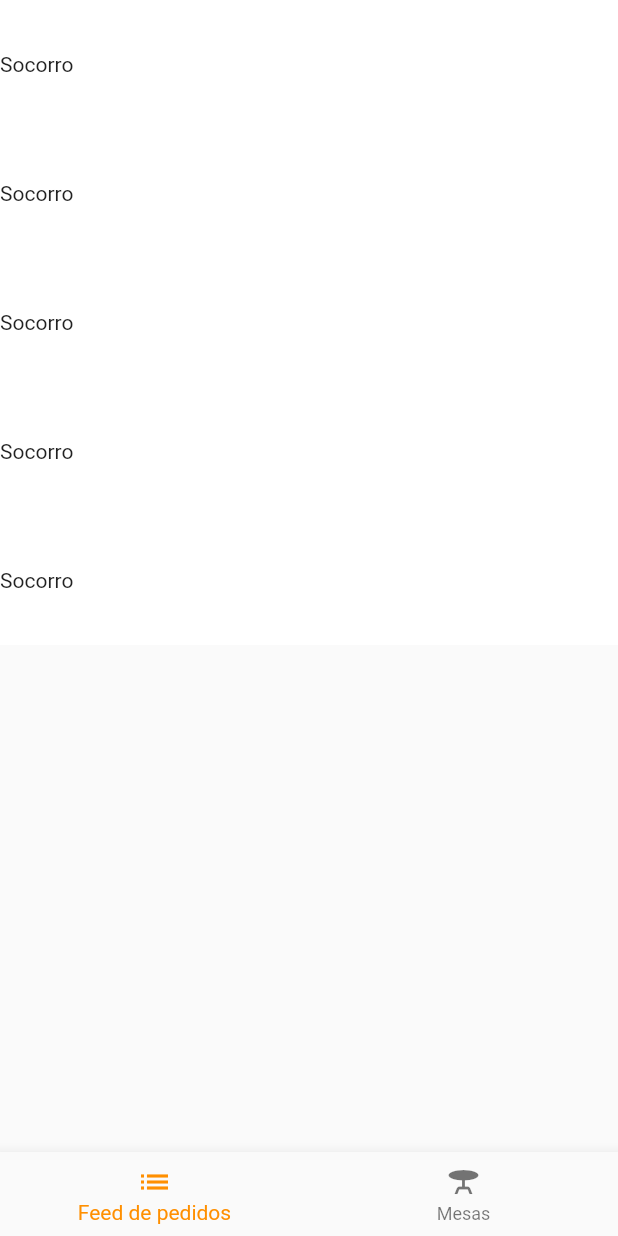
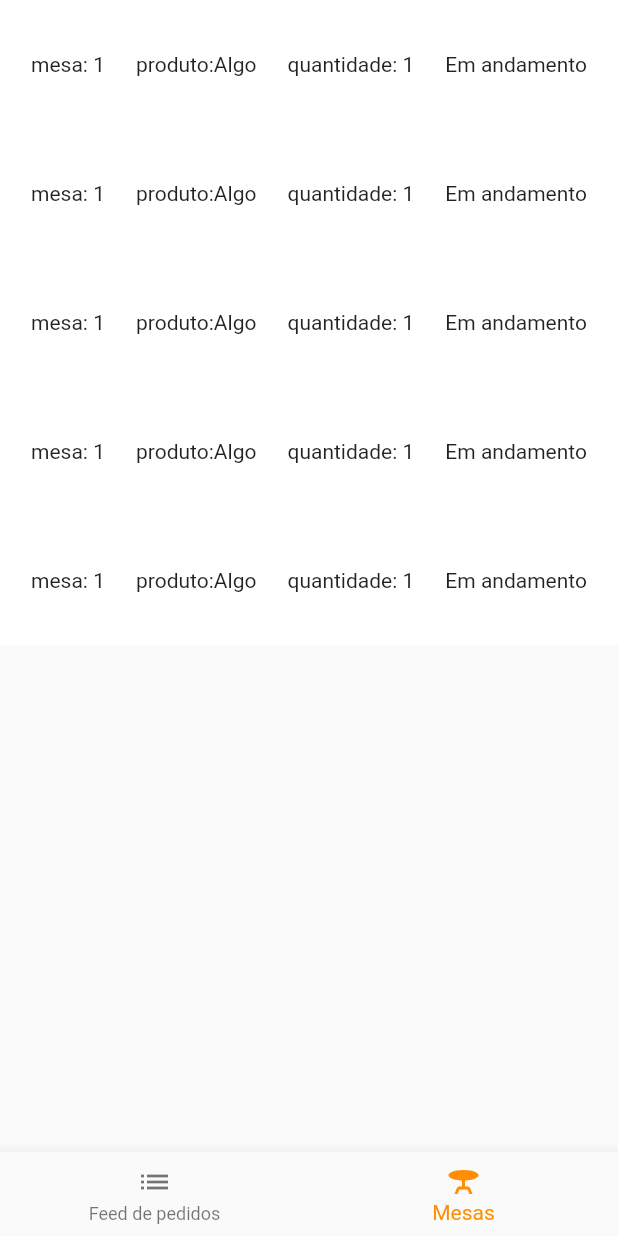
Before and after one commit to DaniloVFreire/gp-projeto-restaurante-frontend, a Flutter app: the OrdersFeed screen opened by its route, on a phone screen of 412 x 824 dp. Run offline on Flutter 3.47's test engine with Material 2 defaults, Android fonts, the phone set to English and light mode, and no system bars; our stand-ins replace dio, go_router, qr_flutter; missing offline and left inert: qr_code_scanner.

```diff
--- a/lib/features/shared/presentation/pages/login.dart
+++ b/lib/features/shared/presentation/pages/login.dart
@@ -88,7 +88,7 @@ class _LoginState extends State<Login> {
                       loginRemoteDataSource.getUser(
                           loginData: LoginData(
                               email: email.text, passWord: passWord.text))) {}
-                  context.go(Urls.tableOptionsPage);
+                  context.go(Urls.ordersFeedPage);
                 },
                 child: const Text(
                   'Login',
--- a/lib/features/waiter/presentation/pages/orders_feed.dart
+++ b/lib/features/waiter/presentation/pages/orders_feed.dart
@@ -1,6 +1,7 @@
 import 'package:flutter/material.dart';
 import 'package:go_router/go_router.dart';
 import 'package:sobre_mesa/core/constants/urls.dart';
+import 'package:sobre_mesa/features/customer/domain/entities/product.dart';
 import 'package:sobre_mesa/features/waiter/presentation/pages/qr_code.dart';
 
 class OrdersFeed extends StatefulWidget {
@@ -11,8 +12,8 @@ class OrdersFeed extends StatefulWidget {
 }
 
 class _OrdersFeedState extends State<OrdersFeed> {
-  int _selectedIndex =
-      0; // Default selected index for the bottom navigation bar
+  int _selectedIndex = 1;
+  // Default selected index for the bottom navigation bar
 
   @override
   Widget build(BuildContext context) {
@@ -20,17 +21,15 @@ class _OrdersFeedState extends State<OrdersFeed> {
       body: ListView.builder(
           itemCount: 5,
           itemBuilder: (BuildContext context, int index) {
-            return Container(
-                height: 86,
-                color: Colors.white,
-                child: Expanded(
-                    child: Row(children: [
-                  Container(
-                    color: Colors.red,
-                    height: 70,
-                  ),
-                  Text("Socorro")
-                ])));
+            final product = Product(
+              name: 'Algo',
+              description: 'alguma coisa',
+              price: 10.0,
+              pictureId: 1,
+              id: '3',
+            );
+            product.incrementQuantity();
+            return orderCard(product, 'Em andamento', '1');
           }),
       bottomNavigationBar: BottomNavigationBar(
         items: const <BottomNavigationBarItem>[
@@ -50,6 +49,21 @@ class _OrdersFeedState extends State<OrdersFeed> {
     );
   }
 
+  Widget orderCard(Product product, String status, String tablenumber) {
+    return Container(
+        height: 86,
+        color: Colors.white,
+        child: Expanded(
+            child: Row(
+                mainAxisAlignment: MainAxisAlignment.spaceEvenly,
+                children: [
+              Text("mesa: $tablenumber"),
+              Text("produto:${product.name}"),
+              Text("quantidade: ${product.quantity}"),
+              Text("${status}"),
+            ])));
+  }
+
   void _onItemTapped(int index) {
     setState(() {
       _selectedIndex = index;
--- a/lib/features/waiter/presentation/pages/table_info.dart
+++ b/lib/features/waiter/presentation/pages/table_info.dart
@@ -3,7 +3,7 @@ import 'package:go_router/go_router.dart';
 import 'package:qr_flutter/qr_flutter.dart';
 
 class TableInfo extends StatelessWidget {
-  final String? tableNumber; // Receive the table number as an argument
+  final Object? tableNumber; // Receive the table number as an argument
 
   TableInfo({required this.tableNumber});
 
@@ -11,7 +11,7 @@ class TableInfo extends StatelessWidget {
   Widget build(BuildContext context) {
     // Generate QR code data using the table number
     String qrData = 'Table $tableNumber QR code data';
-    if (tableNumber == null) {
+    if (tableNumber is String == false) {
       context.pop();
     }
     return Scaffold(
--- a/lib/main.dart
+++ b/lib/main.dart
@@ -71,7 +71,7 @@ class MyApp extends StatelessWidget {
         name: RouteNames.tableInfoPage,
         path: Urls.tableInfoPage,
         builder: (context, state) => TableInfo(
-          tableNumber: state.pathParameters['table_number'],
+          tableNumber: state.extra,
         ),
       ),
       GoRoute(
```
Also changed, not shown: lib/features/waiter/presentation/pages/table_options.dart (+4 -11 lines).
